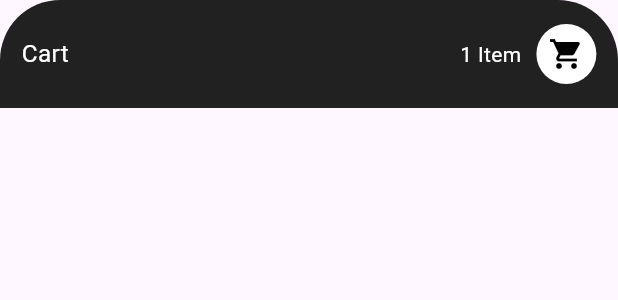
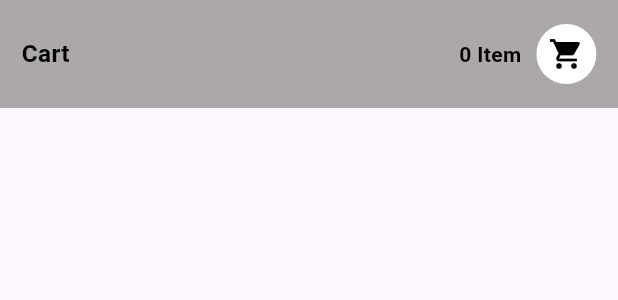
Before and after one commit to robajo1/demo-shopping-cart, a Flutter app: the Sheet widget shown alone on an empty page, opened directly, on a phone screen of 412 x 824 dp. Shown: the top 300 px of the screen. Run offline on Flutter 3.47's test engine with Material 3 defaults, Android fonts, the phone set to English and light mode, and no system bars; our stand-ins replace flutter_screenutil; network calls fail.

```diff
--- a/lib/pages/sheet.dart
+++ b/lib/pages/sheet.dart
@@ -1,5 +1,7 @@
 import 'package:flutter/material.dart';
 import 'package:flutter_screenutil/flutter_screenutil.dart';
+import 'package:provider/provider.dart';
+import 'package:shopping_cart/provider/cartprovider.dart';
 
 class Sheet extends StatefulWidget {
   const Sheet({super.key});
@@ -14,13 +16,7 @@ class _SheetState extends State<Sheet> {
     return GestureDetector(
       onTap: () {},
       child: Container(
-        decoration: BoxDecoration(
-          borderRadius: BorderRadius.only(
-            topLeft: Radius.circular(40.w),
-            topRight: Radius.circular(40.w),
-          ),
-          color: Colors.black87,
-        ),
+        color: const Color.fromARGB(135, 97, 96, 96),
         padding: EdgeInsets.all(16.h),
         height: 80.h,
         child: Row(
@@ -28,13 +24,19 @@ class _SheetState extends State<Sheet> {
           children: [
             Text(
               'Cart',
-              style: TextStyle(color: Colors.white, fontSize: 18.sp),
+              style: TextStyle(
+                  color: const Color.fromARGB(255, 0, 0, 0),
+                  fontSize: 18.sp,
+                  fontWeight: FontWeight.bold),
             ),
             Row(
               children: [
-                const Text(
-                  '1 Item', // This will show the number of items
-                  style: TextStyle(color: Colors.white),
+                Text(
+                  '${context.watch<Cartprovider>().size()} Item', // This will show the number of items
+                  style: const TextStyle(
+                    color: Color.fromARGB(255, 2, 0, 0),
+                    fontWeight: FontWeight.bold,
+                  ),
                 ),
                 SizedBox(width: 10.w),
                 const CircleAvatar(
```
Also changed, not shown: lib/pages/homePage.dart (+14 -5 lines), lib/pages/information.dart (+7 -2 lines), lib/pages/products.dart (+27 -11 lines).
